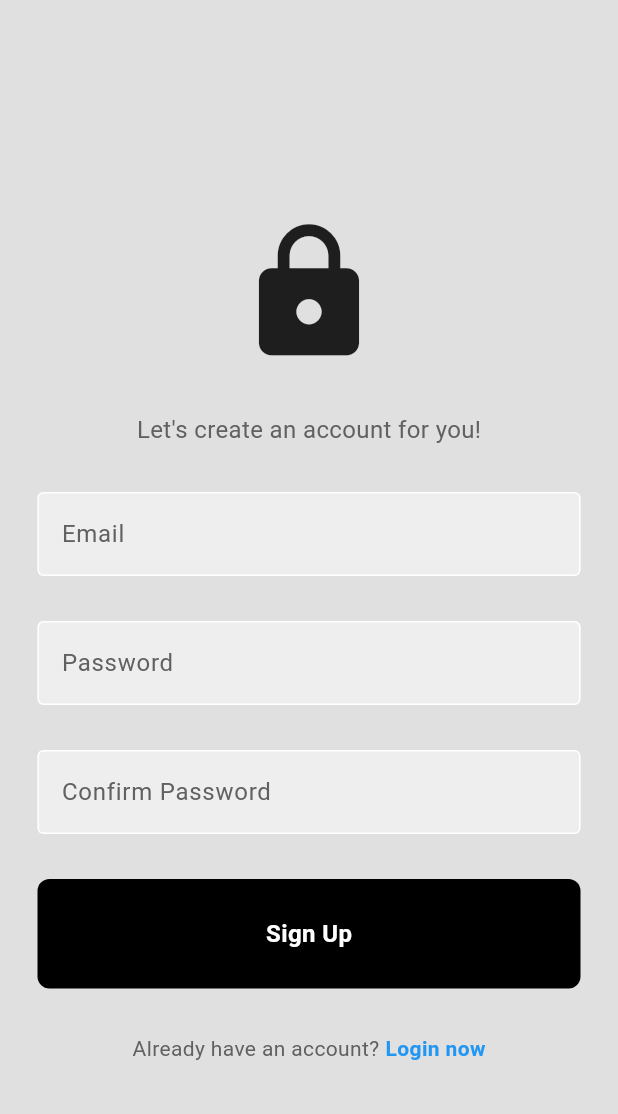
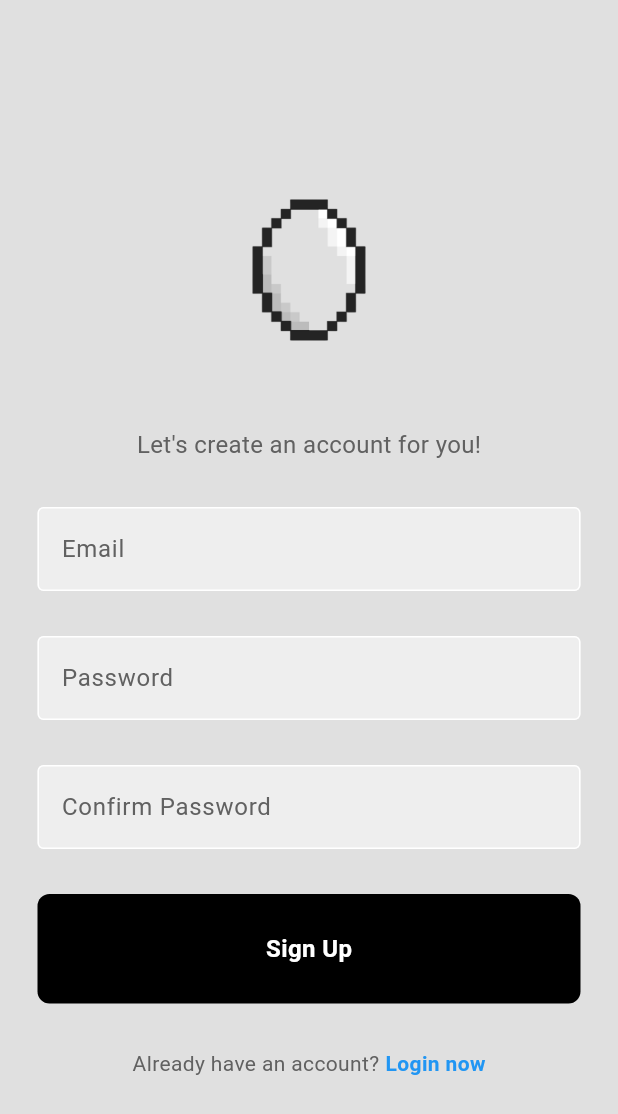
Before and after one commit to NaufalRozan/Minimal_Login_App, a Flutter app: the screen it shows after launch, after a tap on "Register now", on a phone screen of 412 x 824 dp. Shown: the top 1114 px of the screen. Run offline on Flutter 3.47's test engine with Material 3 defaults, Android fonts, the phone set to English and light mode, and no system bars; our stand-ins replace firebase_auth, firebase_core; accounts and stored records are empty.

Commit message:
Mengganti Logo

```diff
--- a/lib/pages/login_page.dart
+++ b/lib/pages/login_page.dart
@@ -73,15 +73,16 @@ class _LoginPageState extends State<LoginPage> {
             child: Column(
               mainAxisAlignment: MainAxisAlignment.center,
               children: [
-                const SizedBox(height: 30),
 
                 //logo
-                const Icon(
-                  Icons.lock,
-                  size: 100,
+                Image.asset(
+                "lib/asset/images/tlr.png",
+                width: 150,
+                height: 150,
+                fit: BoxFit.fill,
                 ),
 
-                const SizedBox(height: 30),
+                const SizedBox(height: 15),
 
                 //Welcome Back you've been missed
                 Text(
--- a/lib/pages/register_page.dart
+++ b/lib/pages/register_page.dart
@@ -140,12 +140,13 @@ class _RegisterPageState extends State<RegisterPage> {
             child: Column(
               mainAxisAlignment: MainAxisAlignment.center,
               children: [
-                const SizedBox(height: 30),
 
                 //logo
-                const Icon(
-                  Icons.lock,
-                  size: 100,
+                Image.asset(
+                  "lib/asset/images/tlr.png",
+                  width: 150,
+                  height: 150,
+                  fit: BoxFit.fill,
                 ),
 
                 const SizedBox(height: 30),
@@ -181,9 +182,6 @@ class _RegisterPageState extends State<RegisterPage> {
                   label: 'Confirm Password',
                   obscureText: true,
                 ),
-
-
-
 
                 const SizedBox(height: 30),
 
```
Also changed, not shown: lib/asset/images/tlr.png (added).
